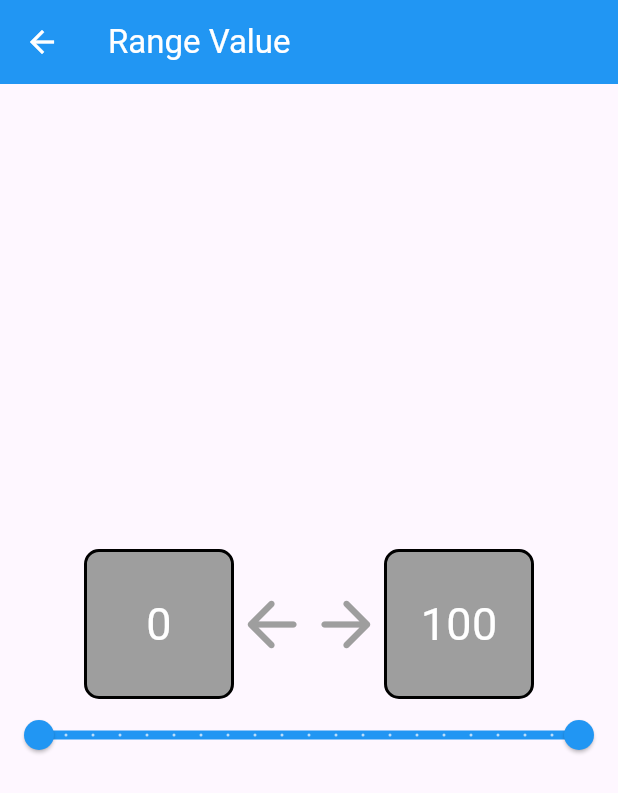
After one commit to Cold-Thunder/flutter_widgets, a Flutter app: the screen it shows after launch, after a tap on "Go to Range", on a phone screen of 412 x 824 dp. The commit adds this screen. Shown: the top 793 px of the screen. Run offline on Flutter 3.47's test engine with Material 3 defaults, Android fonts, the phone set to English and light mode, and no system bars; our stand-ins replace curved_navigation_bar, fluttertoast, image_picker, liquid_swipe; missing offline and left inert: dart:ffi.

Commit message:
range is added

```diff
--- /dev/null
+++ b/lib/activities/Range.dart
@@ -0,0 +1,100 @@
+import 'package:flutter/cupertino.dart';
+import 'package:flutter/material.dart';
+
+class Range extends StatefulWidget{
+  @override
+  _Range createState()=> _Range();
+}
+
+class _Range extends State<Range>{
+  RangeValues values = RangeValues(0.0,100.0);
+  @override
+  Widget build(BuildContext context){
+    RangeLabels labels = RangeLabels(values.start.toString(), values.end.toString());
+    return Scaffold(
+      appBar: AppBar(
+        title: const Text('Range Value', style: TextStyle(fontSize: 22, color: Colors.white)),
+        backgroundColor: Colors.blue,
+        iconTheme:const IconThemeData(
+          color: Colors.white
+        )
+      ),
+      body: Center(
+        child: Container(
+          child: Column(
+            mainAxisAlignment: MainAxisAlignment.center,
+            children: [
+              Container(
+                child: Row(
+                  mainAxisAlignment: MainAxisAlignment.center,
+                  children: [
+                    Container(
+                      alignment: Alignment.center,
+                      height: 100,
+                      width: 100,
+                      decoration: BoxDecoration(
+                        color: Colors.grey,
+                        border: Border.all(
+                          width: 2,
+                          color: Colors.black
+                        ),
+                        borderRadius: BorderRadius.circular(10),
+                      ),
+                      child: Text('${values.start.toInt()}',
+                          style: TextStyle(
+                              color: Colors.white,
+                              fontSize: 30
+                          )
+                      )
+                    ),
+                    Container(
+                      height: 50,
+                      child: Row(
+                        children: [
+                          const Icon(Icons.arrow_back_rounded, size: 50, color: Colors.grey),
+                          const Icon(Icons.arrow_forward_rounded, size: 50, color: Colors.grey,)
+                        ]
+                      )
+                    ),
+                    Container(
+                      alignment: Alignment.center,
+                      height: 100,
+                      width: 100,
+                      decoration: BoxDecoration(
+                        color: Colors.grey,
+                        border: Border.all(
+                          width: 2,
+                          color:Colors.black
+                        ),
+                        borderRadius: BorderRadius.circular(10),
+                      ),
+                      child: Text('${values.end.toInt()}', style: TextStyle(
+                        fontSize: 30,
+                        color: Colors.white,
+                      ))
+                    )
+                  ]
+                )
+              ),
+          RangeSlider(
+            values: values,
+            labels: labels,
+            divisions: 20,
+            min: 0,
+            max: 100,
+            activeColor: Colors.blue,
+            inactiveColor: Colors.blue.shade100,
+            onChanged: (newValues){
+              values = newValues;
+              setState((){
+
+              });
+            },
+          )
+            ]
+          )
+        )
+      )
+    );
+  }
+}
--- a/lib/pages/DataTab.dart
+++ b/lib/pages/DataTab.dart
@@ -1,5 +1,6 @@
 import 'package:first_app/activities/DatePick.dart';
 import 'package:first_app/activities/ForScreen.dart';
+import 'package:first_app/activities/Range.dart';
 import 'package:flutter/material.dart';
 
 class DataTab extends StatefulWidget{
@@ -43,6 +44,17 @@ class _DataTab extends State<DataTab>{
                   style: buttonStyle,
                 child: const Text('Go to DatePicker', style: TextStyle(fontSize: 22, color: Colors.white))
               )
+            ),
+            Container(
+              child: ElevatedButton(
+                child: const Text('Go to Range', style: TextStyle(fontSize: 22, color: Colors.white)),
+                style: buttonStyle,
+                onPressed: (){
+                  Navigator.push(context,
+                  MaterialPageRoute(builder: (context)=>Range())
+                  );
+                },
+              )
             )
           ]
         )
```
